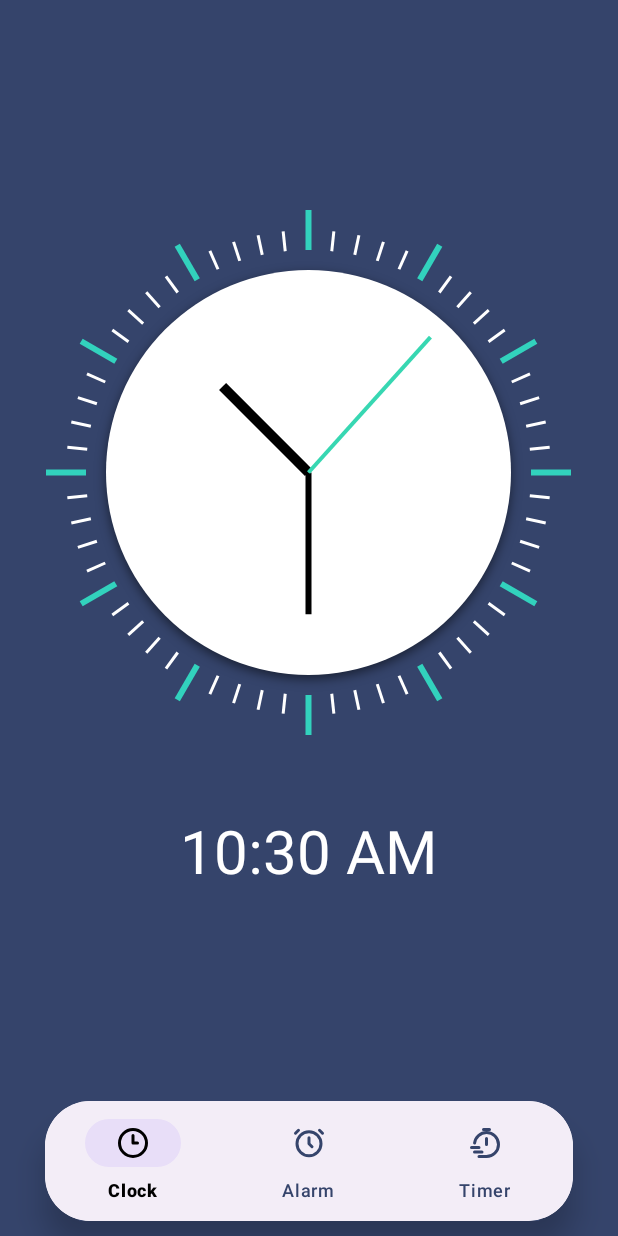
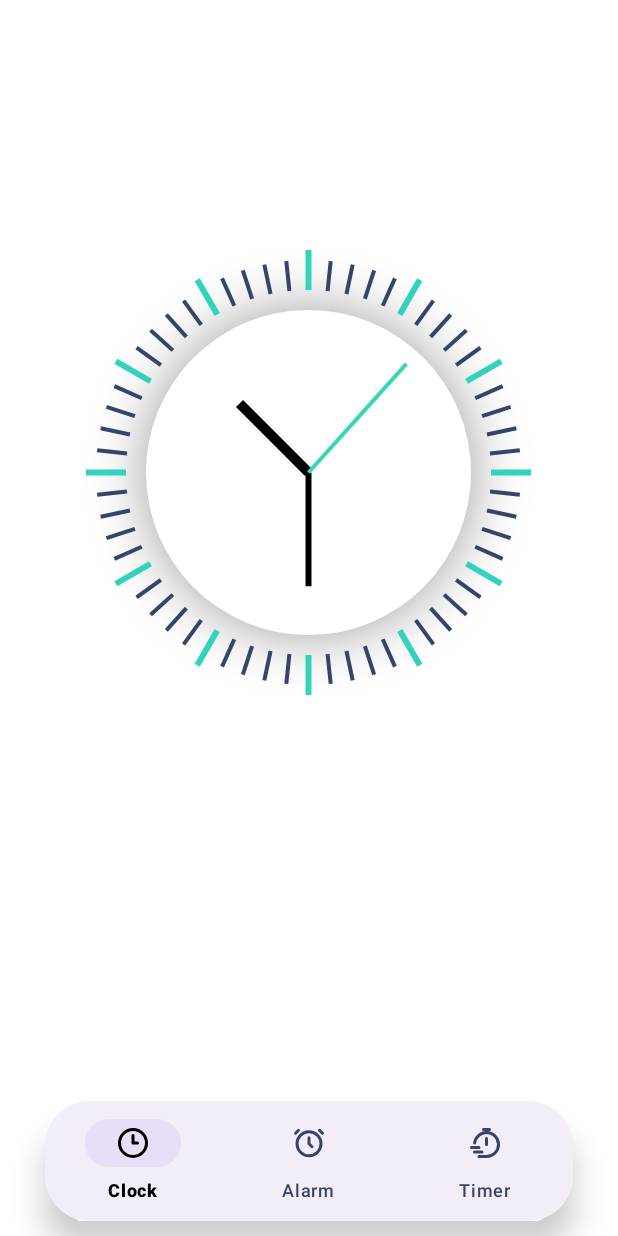
Before and after one commit to daiduoq-ng/lab1-nt131, an Android app: the screen it shows after launch (MainActivity), on a phone screen of 412 x 824 dp. Run offline under Robolectric (Android 15) with nearby library versions, the phone set to English and light mode, and no system bars.

Commit message:
Main UI Updated

```diff
--- a/app/src/main/java/com/example/duongnvdssupperclock/CustomAnalogClock.java
+++ b/app/src/main/java/com/example/duongnvdssupperclock/CustomAnalogClock.java
@@ -31,11 +31,11 @@ public class CustomAnalogClock extends View {
     @Override
     protected void onSizeChanged(int w, int h, int oldw, int oldh) {
         super.onSizeChanged(w, h, oldw, oldh);
-        float margin = 60f; // Tăng khoảng cách để vạch ngoài dài hơn
+        float margin = 60f; // Giữ nguyên khoảng cách để vạch ngoài dài hơn
         centerX = w / 2f;
         centerY = h / 2f;
-        // Tăng kích thước vòng tròn lên 1.5 lần
-        radius = Math.min(w, h) / 2f - margin; // Thu nhỏ margin nhưng tăng radius để đồng hồ to hơn
+        // Giảm kích thước vòng tròn để đồng hồ nhỏ lại
+        radius = Math.min(w, h) / 2f - margin - 40; // Giảm radius thêm 40
         rectF.set(centerX - radius, centerY - radius, centerX + radius, centerY + radius);
     }
 
@@ -43,13 +43,13 @@ public class CustomAnalogClock extends View {
     protected void onDraw(Canvas canvas) {
         super.onDraw(canvas);
 
-        // Vẽ vòng tròn đồng hồ lớn hơn với màu #ffffff
+        // Vẽ vòng tròn đồng hồ lớn hơn với màu #ffffff và thêm bóng đổ
         paint.setColor(Color.parseColor("#ffffff"));
-        paint.setShadowLayer(8f, 0, 4, Color.argb(128, 0, 0, 0));
+        paint.setShadowLayer(50f, 0, 0, Color.argb(100, 0, 0, 0)); // Tăng độ mờ và lan ra ngoài nhiều hơn
         canvas.drawCircle(centerX, centerY, radius, paint);
 
+        // Vẽ lại bóng đổ để xóa bóng cho các vạch phút
         paint.setShadowLayer(0, 0, 0, Color.TRANSPARENT);
-
 
         // Vẽ các vạch phút bên ngoài vòng tròn, với các vạch 5 phút to hơn và màu khác
         for (int i = 0; i < 60; i++) {
@@ -66,12 +66,12 @@ public class CustomAnalogClock extends View {
                 stopY = (float) (centerY - (radius + 60) * Math.cos(angle));
             } else {
                 // Vạch mỗi phút - ngắn hơn và màu #35446b
-                paint.setColor(Color.parseColor("#ffffff"));
-                paint.setStrokeWidth(3f); // Mỏng hơn
+                paint.setColor(Color.parseColor("#35446b"));
+                paint.setStrokeWidth(4f); // Mỏng hơn
                 startX = (float) (centerX + (radius + 20) * Math.sin(angle)); // Bắt đầu gần hơn
                 startY = (float) (centerY - (radius + 20) * Math.cos(angle));
-                stopX = (float) (centerX + (radius + 40) * Math.sin(angle)); // Ngắn hơn
-                stopY = (float) (centerY - (radius + 40) * Math.cos(angle));
+                stopX = (float) (centerX + (radius + 50) * Math.sin(angle)); // Ngắn hơn
+                stopY = (float) (centerY - (radius + 50) * Math.cos(angle));
             }
 
             // Vẽ vạch phút
@@ -97,7 +97,6 @@ public class CustomAnalogClock extends View {
         invalidate();
     }
 
-
     private void drawHand(Canvas canvas, float loc, float length, int color, float thickness) {
         float angle = (float) Math.PI * loc / 30 - (float) Math.PI / 2;
         paint.setColor(color);
--- a/app/src/main/res/layout/activity_main.xml
+++ b/app/src/main/res/layout/activity_main.xml
@@ -11,7 +11,7 @@
         android:id="@+id/pagerMain"
         android:layout_width="match_parent"
         android:layout_height="match_parent"
-        android:background="@color/nice" />
+        android:background="@color/white" />
 
     <androidx.cardview.widget.CardView
         android:layout_width="wrap_content"
```
